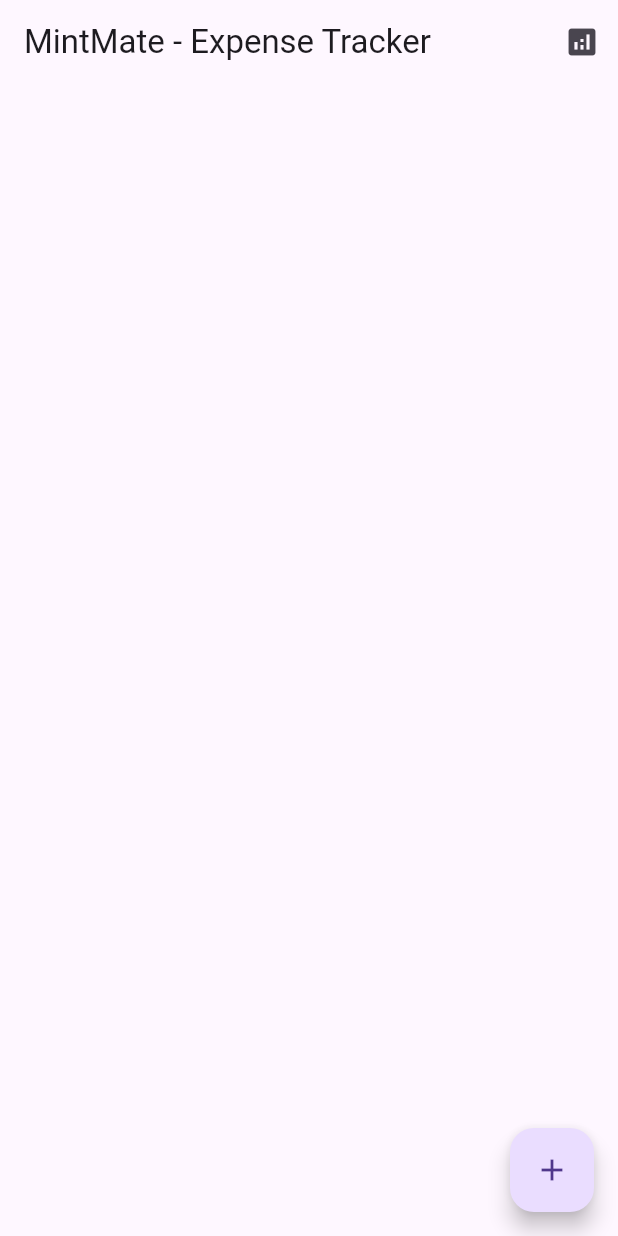
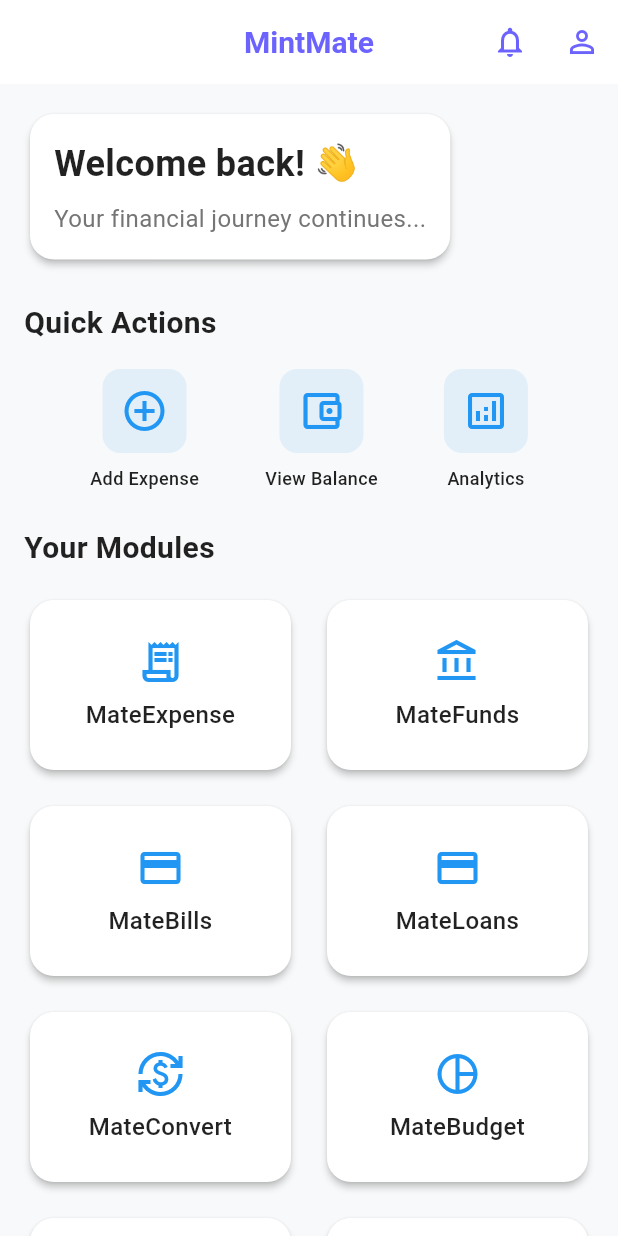
Before and after one commit to Arian-B/MintMate, a Flutter app: the screen it shows after launch, on a phone screen of 412 x 824 dp. Run offline on Flutter 3.47's test engine with Material 3 defaults, Android fonts, the phone set to English and light mode, and no system bars; drawn by our look-alikes of fl_chart; our stand-ins replace flutter_slidable, image_picker; missing offline and left inert: google_mlkit_text_recognition.

Commit message:
feat: Initialize project structure with theme and dashboard

```diff
--- /dev/null
+++ b/lib/frontend/screens/dashboard_screen.dart
@@ -0,0 +1,219 @@
+import 'package:flutter/material.dart';
+
+class DashboardScreen extends StatelessWidget {
+  const DashboardScreen({super.key});
+
+  @override
+  Widget build(BuildContext context) {
+    return Scaffold(
+      appBar: AppBar(
+        title: const Text('MintMate'),
+        actions: [
+          IconButton(
+            icon: const Icon(Icons.notifications_outlined),
+            onPressed: () {
+              // TODO: Implement notifications
+            },
+          ),
+          IconButton(
+            icon: const Icon(Icons.person_outline),
+            onPressed: () {
+              // TODO: Implement profile
+            },
+          ),
+        ],
+      ),
+      body: SingleChildScrollView(
+        padding: const EdgeInsets.all(16),
+        child: Column(
+          crossAxisAlignment: CrossAxisAlignment.start,
+          children: [
+            _buildWelcomeSection(),
+            const SizedBox(height: 24),
+            _buildQuickActions(),
+            const SizedBox(height: 24),
+            _buildModulesGrid(),
+          ],
+        ),
+      ),
+    );
+  }
+
+  Widget _buildWelcomeSection() {
+    return Card(
+      child: Padding(
+        padding: const EdgeInsets.all(16),
+        child: Column(
+          crossAxisAlignment: CrossAxisAlignment.start,
+          children: [
+            const Text(
+              'Welcome back! 👋',
+              style: TextStyle(
+                fontSize: 24,
+                fontWeight: FontWeight.bold,
+              ),
+            ),
+            const SizedBox(height: 8),
+            Text(
+              'Your financial journey continues...',
+              style: TextStyle(
+                fontSize: 16,
+                color: Colors.grey[600],
+              ),
+            ),
+          ],
+        ),
+      ),
+    );
+  }
+
+  Widget _buildQuickActions() {
+    return Column(
+      crossAxisAlignment: CrossAxisAlignment.start,
+      children: [
+        const Text(
+          'Quick Actions',
+          style: TextStyle(
+            fontSize: 20,
+            fontWeight: FontWeight.bold,
+          ),
+        ),
+        const SizedBox(height: 16),
+        Row(
+          mainAxisAlignment: MainAxisAlignment.spaceEvenly,
+          children: [
+            _buildActionButton(
+              icon: Icons.add_circle_outline,
+              label: 'Add Expense',
+              onTap: () {
+                // TODO: Implement add expense
+              },
+            ),
+            _buildActionButton(
+              icon: Icons.account_balance_wallet_outlined,
+              label: 'View Balance',
+              onTap: () {
+                // TODO: Implement view balance
+              },
+            ),
+            _buildActionButton(
+              icon: Icons.analytics_outlined,
+              label: 'Analytics',
+              onTap: () {
+                // TODO: Implement analytics
+              },
+            ),
+          ],
+        ),
+      ],
+    );
+  }
+
+  Widget _buildActionButton({
+    required IconData icon,
+    required String label,
+    required VoidCallback onTap,
+  }) {
+    return InkWell(
+      onTap: onTap,
+      borderRadius: BorderRadius.circular(12),
+      child: Column(
+        children: [
+          Container(
+            padding: const EdgeInsets.all(12),
+            decoration: BoxDecoration(
+              color: Colors.blue.withOpacity(0.1),
+              borderRadius: BorderRadius.circular(12),
+            ),
+            child: Icon(
+              icon,
+              color: Colors.blue,
+              size: 32,
+            ),
+          ),
+          const SizedBox(height: 8),
+          Text(
+            label,
+            style: const TextStyle(
+              fontSize: 12,
+              fontWeight: FontWeight.w500,
+            ),
+          ),
+        ],
+      ),
+    );
+  }
+
+  Widget _buildModulesGrid() {
+    final modules = [
+      {'name': 'MateExpense', 'icon': Icons.receipt_long_outlined},
+      {'name': 'MateFunds', 'icon': Icons.account_balance_outlined},
+      {'name': 'MateBills', 'icon': Icons.payment_outlined},
+      {'name': 'MateLoans', 'icon': Icons.credit_card_outlined},
+      {'name': 'MateConvert', 'icon': Icons.currency_exchange_outlined},
+      {'name': 'MateBudget', 'icon': Icons.pie_chart_outline},
+      {'name': 'MateSplit', 'icon': Icons.people_outline},
+      {'name': 'MateInvest', 'icon': Icons.trending_up_outlined},
+      {'name': 'MateMap', 'icon': Icons.map_outlined},
+      {'name': 'MateGoals', 'icon': Icons.flag_outlined},
+    ];
+
+    return Column(
+      crossAxisAlignment: CrossAxisAlignment.start,
+      children: [
+        const Text(
+          'Your Modules',
+          style: TextStyle(
+            fontSize: 20,
+            fontWeight: FontWeight.bold,
+          ),
+        ),
+        const SizedBox(height: 16),
+        GridView.builder(
+          shrinkWrap: true,
+          physics: const NeverScrollableScrollPhysics(),
+          gridDelegate: const SliverGridDelegateWithFixedCrossAxisCount(
+            crossAxisCount: 2,
+            crossAxisSpacing: 16,
+            mainAxisSpacing: 16,
+            childAspectRatio: 1.5,
+          ),
+          itemCount: modules.length,
+          itemBuilder: (context, index) {
+            final module = modules[index];
+            return Card(
+              child: InkWell(
+                onTap: () {
+                  // TODO: Navigate to module
+                },
+                borderRadius: BorderRadius.circular(16),
+                child: Padding(
+                  padding: const EdgeInsets.all(16),
+                  child: Column(
+                    mainAxisAlignment: MainAxisAlignment.center,
+                    children: [
+                      Icon(
+                        module['icon'] as IconData,
+                        size: 32,
+                        color: Colors.blue,
+                      ),
+                      const SizedBox(height: 8),
+                      Text(
+                        module['name'] as String,
+                        style: const TextStyle(
+                          fontSize: 16,
+                          fontWeight: FontWeight.w500,
+                        ),
+                        textAlign: TextAlign.center,
+                      ),
+                    ],
+                  ),
+                ),
+              ),
+            );
+          },
+        ),
+      ],
+    );
+  }
+}
--- /dev/null
+++ b/lib/frontend/theme/app_theme.dart
@@ -0,0 +1,98 @@
+import 'package:flutter/material.dart';
+
+class AppTheme {
+  static const Color primaryColor = Color(0xFF6C63FF); // Modern purple
+  static const Color secondaryColor = Color(0xFF4CAF50); // Success green
+  static const Color accentColor = Color(0xFFFF6B6B); // Coral red
+  static const Color backgroundColor = Color(0xFFF8F9FA); // Light gray
+  static const Color surfaceColor = Colors.white;
+  static const Color errorColor = Color(0xFFE57373);
+  static const Color warningColor = Color(0xFFFFB74D);
+  static const Color infoColor = Color(0xFF64B5F6);
+
+  static ThemeData get lightTheme {
+    return ThemeData(
+      useMaterial3: true,
+      colorScheme: ColorScheme.light(
+        primary: primaryColor,
+        secondary: secondaryColor,
+        surface: surfaceColor,
+        background: backgroundColor,
+        error: errorColor,
+      ),
+      scaffoldBackgroundColor: backgroundColor,
+      appBarTheme: const AppBarTheme(
+        backgroundColor: surfaceColor,
+        elevation: 0,
+        centerTitle: true,
+        iconTheme: IconThemeData(color: primaryColor),
+        titleTextStyle: TextStyle(
+          color: primaryColor,
+          fontSize: 20,
+          fontWeight: FontWeight.bold,
+        ),
+      ),
+      cardTheme: CardTheme(
+        elevation: 2,
+        shape: RoundedRectangleBorder(
+          borderRadius: BorderRadius.circular(16),
+        ),
+      ),
+      elevatedButtonTheme: ElevatedButtonThemeData(
+        style: ElevatedButton.styleFrom(
+          backgroundColor: primaryColor,
+          foregroundColor: Colors.white,
+          padding: const EdgeInsets.symmetric(horizontal: 24, vertical: 12),
+          shape: RoundedRectangleBorder(
+            borderRadius: BorderRadius.circular(12),
+          ),
+        ),
+      ),
+      textTheme: const TextTheme(
+        displayLarge: TextStyle(
+          fontSize: 32,
+          fontWeight: FontWeight.bold,
+          color: primaryColor,
+        ),
+        displayMedium: TextStyle(
+          fontSize: 24,
+          fontWeight: FontWeight.bold,
+          color: primaryColor,
+        ),
+        displaySmall: TextStyle(
+          fontSize: 20,
+          fontWeight: FontWeight.bold,
+          color: primaryColor,
+        ),
+        bodyLarge: TextStyle(
+          fontSize: 16,
+          color: Colors.black87,
+        ),
+        bodyMedium: TextStyle(
+          fontSize: 14,
+          color: Colors.black87,
+        ),
+      ),
+      inputDecorationTheme: InputDecorationTheme(
+        filled: true,
+        fillColor: surfaceColor,
+        border: OutlineInputBorder(
+          borderRadius: BorderRadius.circular(12),
+          borderSide: const BorderSide(color: primaryColor),
+        ),
+        enabledBorder: OutlineInputBorder(
+          borderRadius: BorderRadius.circular(12),
+          borderSide: const BorderSide(color: Colors.grey),
+        ),
+        focusedBorder: OutlineInputBorder(
+          borderRadius: BorderRadius.circular(12),
+          borderSide: const BorderSide(color: primaryColor, width: 2),
+        ),
+        errorBorder: OutlineInputBorder(
+          borderRadius: BorderRadius.circular(12),
+          borderSide: const BorderSide(color: errorColor),
+        ),
+      ),
+    );
+  }
+}
--- a/lib/main.dart
+++ b/lib/main.dart
@@ -1,25 +1,21 @@
 import 'package:flutter/material.dart';
-import 'package:firebase_core/firebase_core.dart';
-import 'frontend/screens/expense_tracking_screen.dart';
+import 'frontend/theme/app_theme.dart';
+import 'frontend/screens/dashboard_screen.dart';
 
-void main() async {
-  WidgetsFlutterBinding.ensureInitialized();
-  await Firebase.initializeApp();
-  runApp(const MyApp());
+void main() {
+  runApp(const MintMateApp());
 }
 
-class MyApp extends StatelessWidget {
-  const MyApp({super.key});
+class MintMateApp extends StatelessWidget {
+  const MintMateApp({super.key});
 
   @override
   Widget build(BuildContext context) {
     return MaterialApp(
       title: 'MintMate',
-      theme: ThemeData(
-        primarySwatch: Colors.blue,
-        useMaterial3: true,
-      ),
-      home: ExpenseTrackingScreen(),
+      theme: AppTheme.lightTheme,
+      home: const DashboardScreen(),
+      debugShowCheckedModeBanner: false,
     );
   }
 }
```
Also changed, not shown: pubspec.yaml (+54 -38 lines), 5 other files.
